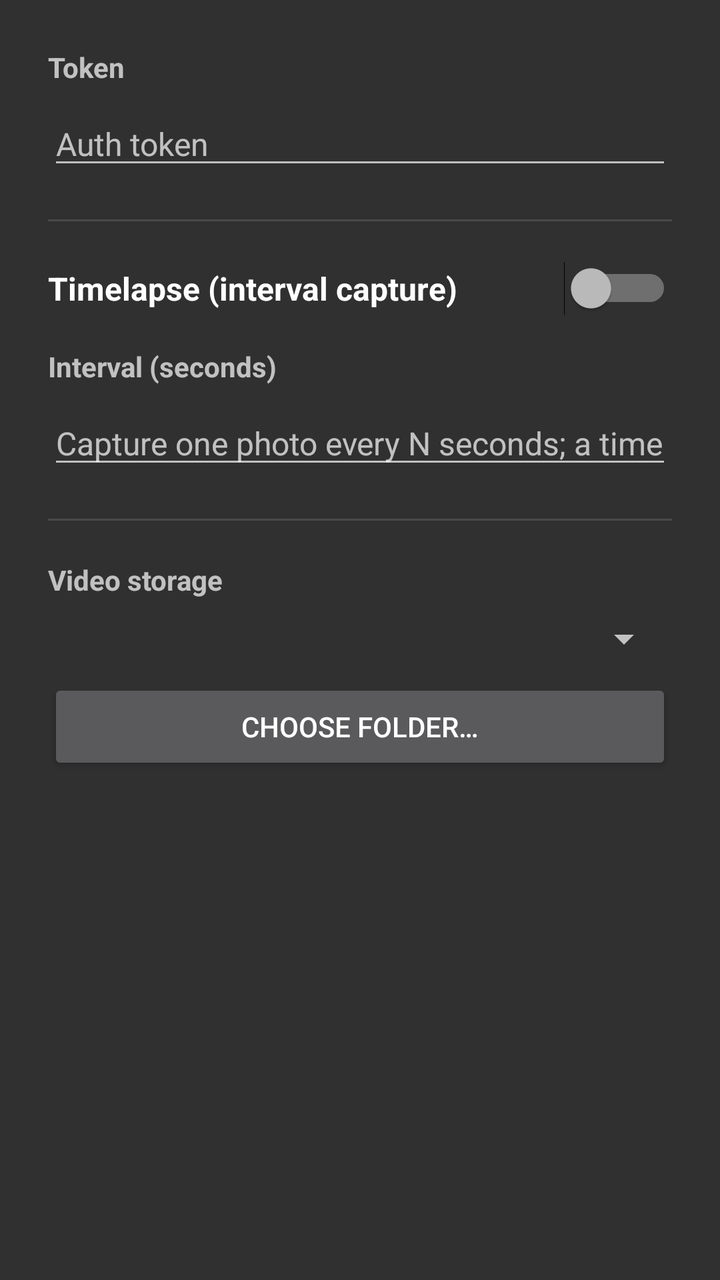
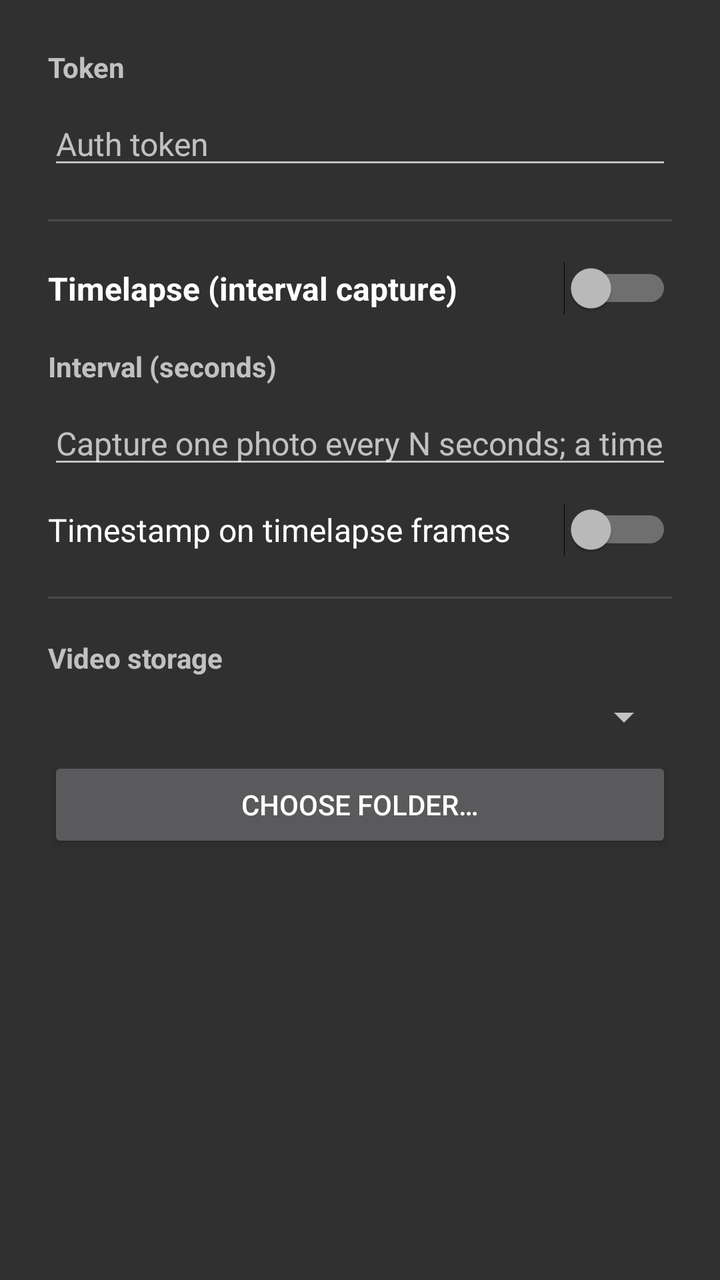

Two renders of the same Android screen: before a commit and after it. Below are the layout's source before the change and the commit's diff.
<!-- AndroidManifest.xml: application theme Theme.AndroidCam -->
<!-- res/layout/dialog_settings.xml -->
<?xml version="1.0" encoding="utf-8"?>
<ScrollView xmlns:android="http://schemas.android.com/apk/res/android"
    android:layout_width="match_parent"
    android:layout_height="wrap_content">

    <LinearLayout
        android:layout_width="match_parent"
        android:layout_height="wrap_content"
        android:orientation="vertical"
        android:padding="24dp">

        
        <TextView
            android:layout_width="wrap_content"
            android:layout_height="wrap_content"
            android:text="@string/settings_token_label"
            android:textStyle="bold" />

        <EditText
            android:id="@+id/tokenInput"
            android:layout_width="match_parent"
            android:layout_height="wrap_content"
            android:layout_marginTop="8dp"
            android:hint="@string/settings_token_hint"
            android:inputType="text"
            android:textSize="16sp" />

        <View
            android:layout_width="match_parent"
            android:layout_height="1dp"
            android:layout_marginVertical="20dp"
            android:background="?android:attr/listDivider" />

        
        <Switch
            android:id="@+id/intervalSwitch"
            android:layout_width="match_parent"
            android:layout_height="wrap_content"
            android:text="@string/settings_interval_title"
            android:textSize="16sp"
            android:textStyle="bold" />

        <TextView
            android:layout_width="wrap_content"
            android:layout_height="wrap_content"
            android:layout_marginTop="16dp"
            android:text="@string/settings_interval_label"
            android:textStyle="bold" />

        <EditText
            android:id="@+id/intervalInput"
            android:layout_width="match_parent"
            android:layout_height="wrap_content"
            android:layout_marginTop="8dp"
            android:hint="@string/settings_interval_hint"
            android:inputType="number"
            android:textSize="16sp" />

        <View
            android:layout_width="match_parent"
            android:layout_height="1dp"
            android:layout_marginVertical="20dp"
            android:background="?android:attr/listDivider" />

        
        <TextView
            android:layout_width="wrap_content"
            android:layout_height="wrap_content"
            android:text="@string/settings_storage_label"
            android:textStyle="bold" />

        <Spinner
            android:id="@+id/storageSpinner"
            android:layout_width="match_parent"
            android:layout_height="wrap_content"
            android:layout_marginTop="8dp" />

        <Button
            android:id="@+id/selectDirButton"
            android:layout_width="match_parent"
            android:layout_height="wrap_content"
            android:layout_marginTop="8dp"
            android:text="@string/settings_select_dir" />
    </LinearLayout>
</ScrollView>
<!-- resources referenced by this layout -->
<resources>
  <string name="settings_interval_hint">Capture one photo every N seconds; a timelapse video is created when stopped (photos are deleted afterwards)</string>
  <string name="settings_interval_label">Interval (seconds)</string>
  <string name="settings_interval_title">Timelapse (interval capture)</string>
  <string name="settings_select_dir">Choose folder…</string>
  <string name="settings_storage_label">Video storage</string>
  <string name="settings_token_hint">Auth token</string>
  <string name="settings_token_label">Token</string>
  <style name="Theme.AndroidCam" parent="Theme.AppCompat.NoActionBar">
          <item name="android:statusBarColor">#FF000000</item>
          <item name="android:navigationBarColor">#FF000000</item>
      </style>
</resources>

<!-- the commit's change to res/layout/dialog_settings.xml (unified diff, before → after) -->
@@ -56,6 +56,14 @@
             android:inputType="number"
             android:textSize="16sp" />
 
+        <Switch
+            android:id="@+id/timestampSwitch"
+            android:layout_width="match_parent"
+            android:layout_height="wrap_content"
+            android:layout_marginTop="12dp"
+            android:text="@string/settings_timestamp_title"
+            android:textSize="16sp" />
+
         <View
             android:layout_width="match_parent"
             android:layout_height="1dp"
<!-- resource entries referenced after the edit -->
@@ -5,6 +5,7 @@
   <string name="settings_interval_title">Timelapse (interval capture)</string>
   <string name="settings_select_dir">Choose folder…</string>
   <string name="settings_storage_label">Video storage</string>
+  <string name="settings_timestamp_title">Timestamp on timelapse frames</string>
   <string name="settings_token_hint">Auth token</string>
   <string name="settings_token_label">Token</string>
   <style name="Theme.AndroidCam" parent="Theme.AppCompat.NoActionBar">
